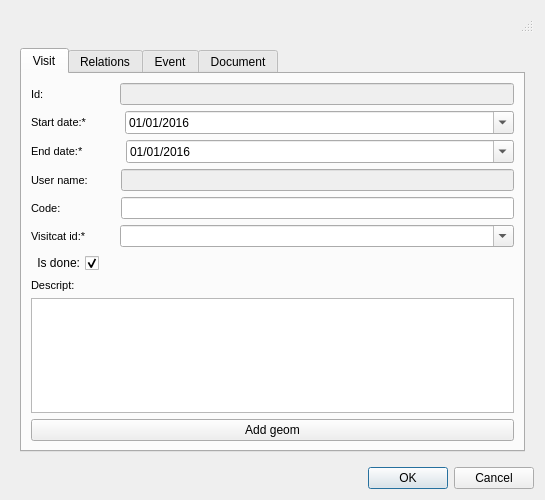
Before: the Qt Designer form ui/add_visit.ui in Giswater/giswater_qgis_plugin, drawn with Qt 5.
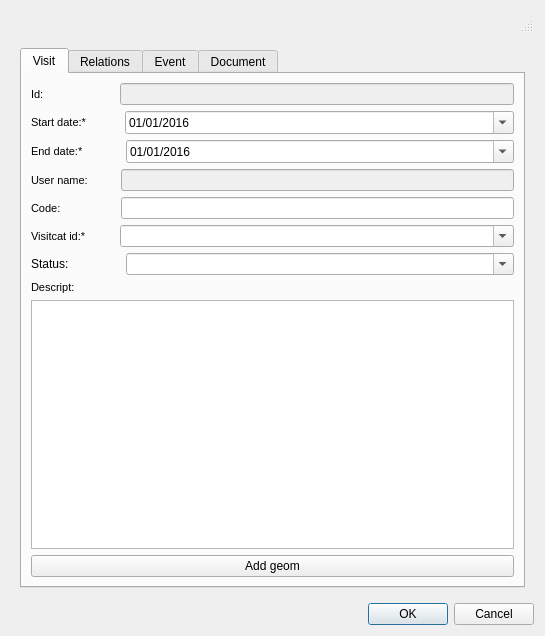
After: the same form once the commit is applied. Icons and pictures are not drawn.

Commit message: visit manage correct fields

```diff
--- a/ui/add_visit.ui
+++ b/ui/add_visit.ui
@@ -7,7 +7,7 @@
     <x>0</x>
     <y>0</y>
     <width>545</width>
-    <height>500</height>
+    <height>636</height>
    </rect>
   </property>
   <property name="windowTitle">
@@ -435,31 +435,41 @@
           <item>
            <layout class="QHBoxLayout" name="horizontalLayout_7">
             <item>
-             <widget class="QCheckBox" name="is_done">
-              <property name="layoutDirection">
-               <enum>Qt::RightToLeft</enum>
-              </property>
-              <property name="text">
-               <string>Is done:</string>
-              </property>
-              <property name="checked">
-               <bool>true</bool>
-              </property>
-             </widget>
-            </item>
-            <item>
-             <spacer name="horizontalSpacer">
-              <property name="orientation">
-               <enum>Qt::Horizontal</enum>
-              </property>
-              <property name="sizeHint" stdset="0">
+             <widget class="QLabel" name="label_2">
+              <property name="maximumSize">
                <size>
                 <width>40</width>
+                <height>16777215</height>
+               </size>
+              </property>
+              <property name="text">
+               <string>Status:</string>
+              </property>
+             </widget>
+            </item>
+            <item>
+             <spacer name="horizontalSpacer_8">
+              <property name="orientation">
+               <enum>Qt::Horizontal</enum>
+              </property>
+              <property name="sizeType">
+               <enum>QSizePolicy::Fixed</enum>
+              </property>
+              <property name="sizeHint" stdset="0">
+               <size>
+                <width>49</width>
                 <height>20</height>
                </size>
               </property>
              </spacer>
             </item>
+            <item>
+             <widget class="QComboBox" name="status">
+              <property name="editable">
+               <bool>true</bool>
+              </property>
+             </widget>
+            </item>
            </layout>
           </item>
           <item>
```
Left out of the diff: 2 changed lines with no effect on the pictures. The commit also changes 2 other files.
